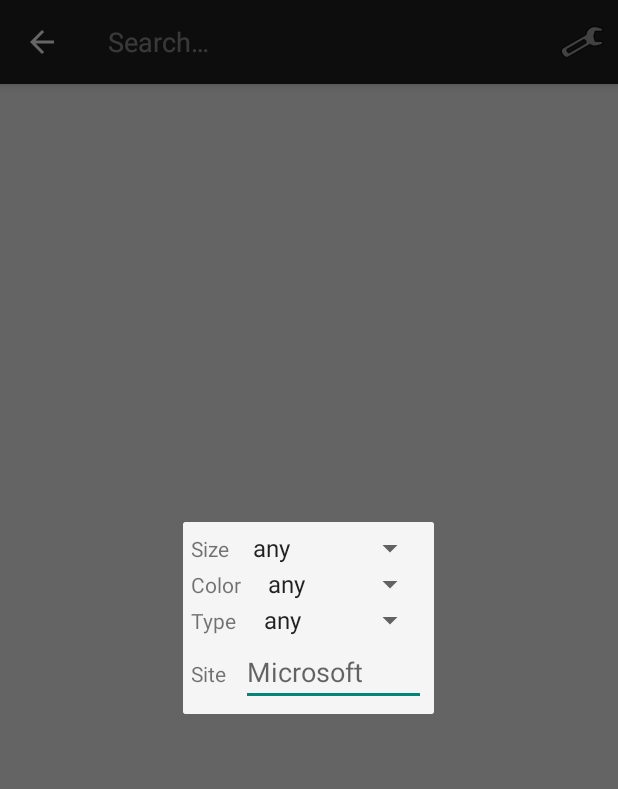
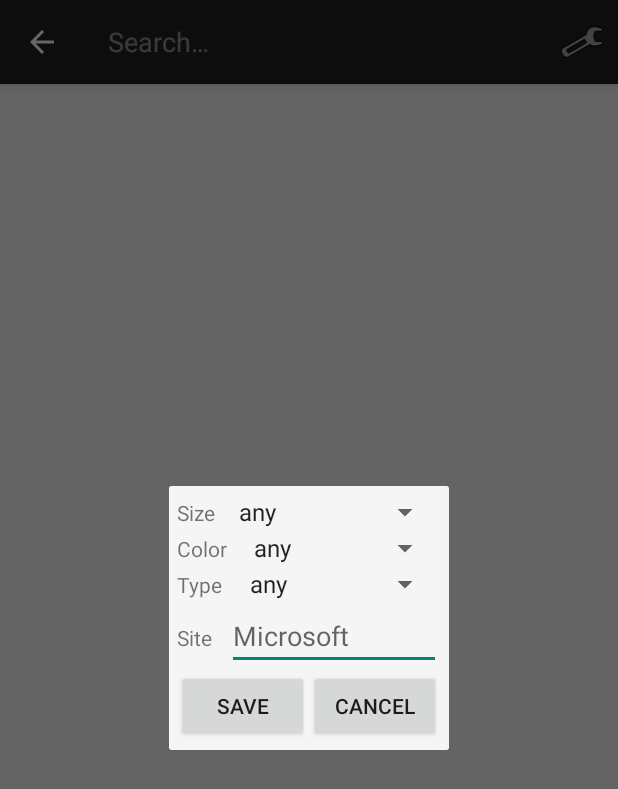
Before and after one commit to skipit/GridImageSearch, an Android app: the screen it shows after launch (SearchActivity), after a tap on "Settings", on a phone screen of 412 x 824 dp. Shown: the top 789 px of the screen. Run offline under Robolectric (Android 15) with nearby library versions, the phone set to English and light mode, and no system bars; our stand-ins replace Picasso; libraries missing offline, so code that uses them is left out: com.etsy.android, com.loopj.android; plain views replace StaggeredGridView; pictures from the network do not load; 4 statements that could not run were skipped; 1 other tap on this screen came first.

Commit message:
Add buttons in fragment for Save/Cancel

```diff
--- a/app/src/main/java/com/codepath/gridimagesearch/fragments/FilterFragment.java
+++ b/app/src/main/java/com/codepath/gridimagesearch/fragments/FilterFragment.java
@@ -10,6 +10,7 @@ import android.view.View;
 import android.view.ViewGroup;
 import android.view.WindowManager;
 import android.widget.ArrayAdapter;
+import android.widget.Button;
 import android.widget.EditText;
 import android.widget.Spinner;
 import android.widget.Toast;
@@ -27,30 +28,14 @@ public class FilterFragment extends DialogFragment {
     private Spinner spColors;
     private Spinner spSizes;
     private EditText etSite;
+    private Button btSave;
+    private Button btCancel;
 
     public FilterFragment() {
         // Empty constructor required for DialogFragment
     }
 
-    @Override
-    public void onDismiss(DialogInterface dialog) {
 
-        String size = spSizes.getSelectedItem().toString();
-        String color = spColors.getSelectedItem().toString();
-        String type = spTypes.getSelectedItem().toString();
-        String site = etSite.getText().toString();
-
-        FilterPreferences preferences = new FilterPreferences(
-                (size.equals("any")?null:size),
-                (color.equals("any")?null:color),
-                (type.equals("any")?null:type),
-                ((site.length()==0)?null:site)
-        );
-
-        Log.i(getActivity().toString(), "Preferences: " + preferences);
-        FilterFragmentListener listener = (FilterFragmentListener) getActivity();
-        listener.onReceivePreferences(preferences);
-    }
 
 
     public static FilterFragment newInstance() {
@@ -69,6 +54,38 @@ public class FilterFragment extends DialogFragment {
         spColors = (Spinner) view.findViewById(R.id.spColor);
         spSizes = (Spinner) view.findViewById(R.id.spImageSize);
         etSite = (EditText) view.findViewById(R.id.etSite);
+        btSave = (Button) view.findViewById(R.id.btSave);
+
+
+        btSave.setOnClickListener(new View.OnClickListener() {
+            @Override
+            public void onClick(View v) {
+                String size = spSizes.getSelectedItem().toString();
+                String color = spColors.getSelectedItem().toString();
+                String type = spTypes.getSelectedItem().toString();
+                String site = etSite.getText().toString();
+
+                FilterPreferences preferences = new FilterPreferences(
+                        (size.equals("any")?null:size),
+                        (color.equals("any")?null:color),
+                        (type.equals("any")?null:type),
+                        ((site.length()==0)?null:site)
+                );
+
+                Log.i(getActivity().toString(), "Preferences: " + preferences);
+                FilterFragmentListener listener = (FilterFragmentListener) getActivity();
+                listener.onReceivePreferences(preferences);
+                dismiss();
+            }
+        });
+
+        btCancel = (Button) view.findViewById(R.id.btCancel);
+        btCancel.setOnClickListener(new View.OnClickListener() {
+            @Override
+            public void onClick(View v) {
+                dismiss();
+            }
+        });
 
         /* Fill up the preferences */
         if ( pref != null ) {
--- a/app/src/main/res/layout/frag_filters.xml
+++ b/app/src/main/res/layout/frag_filters.xml
@@ -91,4 +91,22 @@
             android:text=""/>
     </LinearLayout>
 
+    <RelativeLayout
+        android:layout_width="match_parent"
+        android:layout_height="wrap_content"
+        android:orientation="horizontal"
+        android:gravity="center">
+        <Button
+            android:layout_width="wrap_content"
+            android:layout_height="wrap_content"
+            android:text="@string/bt_save"
+            android:id="@+id/btSave" />
+        <Button
+            android:layout_toRightOf="@+id/btSave"
+            android:layout_width="wrap_content"
+            android:layout_height="wrap_content"
+            android:text="@string/bt_cancel"
+            android:id="@+id/btCancel" />
+    </RelativeLayout>
+
 </LinearLayout>
--- a/app/src/main/res/values/strings.xml
+++ b/app/src/main/res/values/strings.xml
@@ -7,7 +7,8 @@
     <string name="label_img_type">Type</string>
      <string name="label_website">Site</string>
     <string name="et_site_hint">Microsoft</string>
-
+    <string name="bt_save">Save</string>
+    <string name="bt_cancel">Cancel</string>
     <string name="image_size_default">any</string>
     <string-array name="image_sizes">
         <item>@string/image_size_default</item>
```
